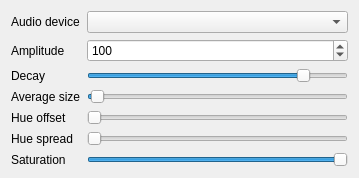
Qt form Effects/AudioVUMeter/AudioVUMeter.ui (DLdota/OpenRGBEffectsPlugin) before a commit.
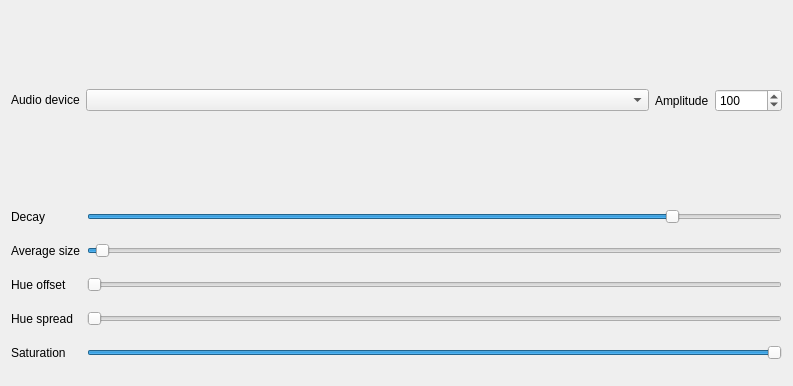
The same form after that commit. Custom widgets are drawn as their Qt base class.

Commit message: Reworked all audio effects ui

Diff of the .ui file:
```diff
--- a/Effects/AudioVUMeter/AudioVUMeter.ui
+++ b/Effects/AudioVUMeter/AudioVUMeter.ui
@@ -6,28 +6,70 @@
    <rect>
     <x>0</x>
     <y>0</y>
-    <width>359</width>
-    <height>174</height>
+    <width>793</width>
+    <height>386</height>
    </rect>
   </property>
   <property name="windowTitle">
    <string>Form</string>
   </property>
-  <layout class="QGridLayout" name="gridLayout">
-   <item row="2" column="1">
-    <widget class="QTooltipedSlider" name="decay">
-     <property name="maximum">
-      <number>100</number>
+  <layout class="QGridLayout" name="gridLayout" columnstretch="1,0">
+   <item row="0" column="0">
+    <widget class="QFrame" name="frame">
+     <property name="frameShape">
+      <enum>QFrame::NoFrame</enum>
      </property>
-     <property name="value">
-      <number>85</number>
+     <property name="frameShadow">
+      <enum>QFrame::Raised</enum>
      </property>
-     <property name="orientation">
-      <enum>Qt::Horizontal</enum>
-     </property>
-    </widget>
-   </item>
-   <item row="1" column="0">
+     <layout class="QGridLayout" name="gridLayout_3" columnstretch="0,1">
+      <property name="leftMargin">
+       <number>0</number>
+      </property>
+      <property name="topMargin">
+       <number>0</number>
+      </property>
+      <property name="rightMargin">
+       <number>0</number>
+      </property>
+      <property name="bottomMargin">
+       <number>0</number>
+      </property>
+      <item row="0" column="0">
+       <widget class="QLabel" name="label">
+        <property name="text">
+         <string>Audio device</string>
+        </property>
+       </widget>
+      </item>
+      <item row="0" column="1">
+       <widget class="QComboBox" name="devices"/>
+      </item>
+     </layout>
+    </widget>
+   </item>
+   <item row="0" column="1">
+    <widget class="QFrame" name="frame_2">
+     <property name="frameShape">
+      <enum>QFrame::NoFrame</enum>
+     </property>
+     <property name="frameShadow">
+      <enum>QFrame::Raised</enum>
+     </property>
+     <layout class="QGridLayout" name="gridLayout_2">
+      <property name="leftMargin">
+       <number>0</number>
+      </property>
+      <property name="topMargin">
+       <number>0</number>
+      </property>
+      <property name="rightMargin">
+       <number>0</number>
+      </property>
+      <property name="bottomMargin">
+       <number>0</number>
+      </property>
+      <item row="0" column="0">
     <widget class="QLabel" name="label_2">
      <property name="text">
       <string>Amplitude</string>
@@ -35,16 +77,6 @@
     </widget>
    </item>
    <item row="0" column="1">
-    <widget class="QComboBox" name="devices"/>
-   </item>
-   <item row="5" column="0">
-    <widget class="QLabel" name="label_6">
-     <property name="text">
-      <string>Hue spread</string>
-     </property>
-    </widget>
-   </item>
-   <item row="1" column="1">
     <widget class="QSpinBox" name="amplitude">
      <property name="maximum">
       <number>10000000</number>
@@ -54,75 +86,58 @@
      </property>
     </widget>
    </item>
-   <item row="6" column="1">
-    <widget class="QTooltipedSlider" name="saturation">
-     <property name="maximum">
-      <number>255</number>
+     </layout>
+    </widget>
+   </item>
+   <item row="1" column="0" colspan="2">
+    <widget class="QFrame" name="frame_3">
+     <property name="frameShape">
+      <enum>QFrame::NoFrame</enum>
      </property>
-     <property name="sliderPosition">
-      <number>255</number>
+     <property name="frameShadow">
+      <enum>QFrame::Raised</enum>
      </property>
-     <property name="orientation">
-      <enum>Qt::Horizontal</enum>
-     </property>
-    </widget>
-   </item>
-   <item row="4" column="1">
-    <widget class="QTooltipedSlider" name="color_offset">
-     <property name="maximum">
-      <number>360</number>
-     </property>
-     <property name="orientation">
-      <enum>Qt::Horizontal</enum>
-     </property>
-    </widget>
-   </item>
-   <item row="2" column="0">
+     <layout class="QGridLayout" name="gridLayout_4">
+      <property name="leftMargin">
+       <number>0</number>
+      </property>
+      <property name="topMargin">
+       <number>0</number>
+      </property>
+      <property name="rightMargin">
+       <number>0</number>
+      </property>
+      <property name="bottomMargin">
+       <number>0</number>
+      </property>
+      <item row="0" column="0">
     <widget class="QLabel" name="label_4">
      <property name="text">
       <string>Decay</string>
      </property>
     </widget>
    </item>
-   <item row="6" column="0">
-    <widget class="QLabel" name="label_7">
-     <property name="text">
-      <string>Saturation</string>
-     </property>
-    </widget>
-   </item>
-   <item row="4" column="0">
-    <widget class="QLabel" name="label_5">
-     <property name="text">
-      <string>Hue offset</string>
-     </property>
-    </widget>
-   </item>
-   <item row="3" column="0">
+      <item row="0" column="1">
+       <widget class="QTooltipedSlider" name="decay">
+        <property name="maximum">
+         <number>100</number>
+        </property>
+        <property name="value">
+         <number>85</number>
+        </property>
+        <property name="orientation">
+         <enum>Qt::Horizontal</enum>
+        </property>
+       </widget>
+      </item>
+      <item row="1" column="0">
     <widget class="QLabel" name="label_3">
      <property name="text">
       <string>Average size</string>
      </property>
     </widget>
    </item>
-   <item row="0" column="0">
-    <widget class="QLabel" name="label">
-     <property name="text">
-      <string>Audio device</string>
-     </property>
-    </widget>
-   </item>
-   <item row="5" column="1">
-    <widget class="QTooltipedSlider" name="color_spread">
-     <property name="maximum">
-      <number>100</number>
-     </property>
-     <property name="orientation">
-      <enum>Qt::Horizontal</enum>
-     </property>
-    </widget>
-   </item>
-   <item row="3" column="1">
+      <item row="1" column="1">
     <widget class="QTooltipedSlider" name="average">
      <property name="minimum">
       <number>1</number>
@@ -136,6 +151,63 @@
      <property name="orientation">
       <enum>Qt::Horizontal</enum>
      </property>
+       </widget>
+      </item>
+      <item row="2" column="0">
+       <widget class="QLabel" name="label_5">
+        <property name="text">
+         <string>Hue offset</string>
+        </property>
+       </widget>
+      </item>
+      <item row="2" column="1">
+       <widget class="QTooltipedSlider" name="color_offset">
+        <property name="maximum">
+         <number>360</number>
+        </property>
+        <property name="orientation">
+         <enum>Qt::Horizontal</enum>
+        </property>
+       </widget>
+      </item>
+      <item row="3" column="0">
+       <widget class="QLabel" name="label_6">
+        <property name="text">
+         <string>Hue spread</string>
+        </property>
+       </widget>
+      </item>
+      <item row="3" column="1">
+       <widget class="QTooltipedSlider" name="color_spread">
+        <property name="maximum">
+         <number>100</number>
+        </property>
+        <property name="orientation">
+         <enum>Qt::Horizontal</enum>
+        </property>
+       </widget>
+      </item>
+      <item row="4" column="0">
+       <widget class="QLabel" name="label_7">
+        <property name="text">
+         <string>Saturation</string>
+        </property>
+       </widget>
+      </item>
+      <item row="4" column="1">
+       <widget class="QTooltipedSlider" name="saturation">
+        <property name="maximum">
+         <number>255</number>
+        </property>
+        <property name="sliderPosition">
+         <number>255</number>
+        </property>
+        <property name="orientation">
+         <enum>Qt::Horizontal</enum>
+        </property>
+       </widget>
+      </item>
+     </layout>
     </widget>
    </item>
   </layout>
```
Lines whose indentation alone changed are shown as unchanged. The commit also changes 9 other files.
